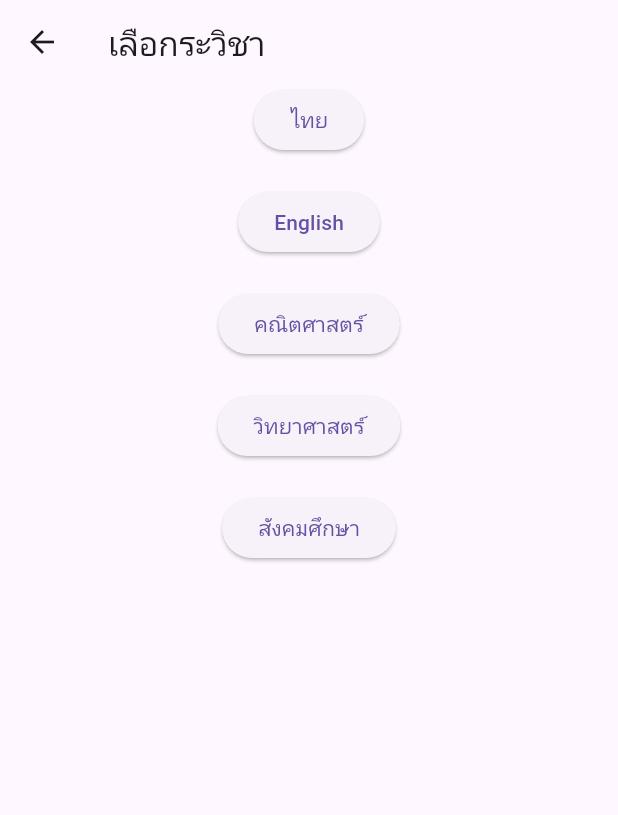
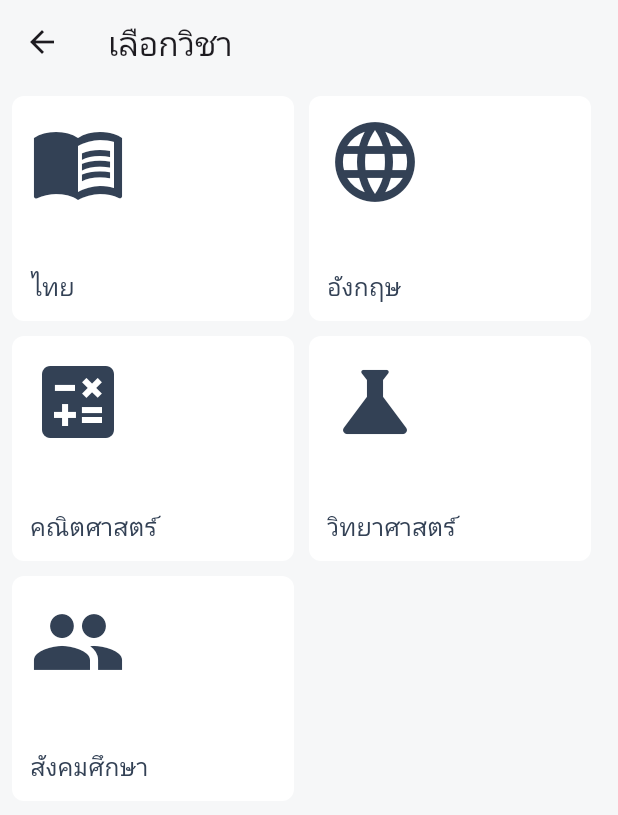
Before and after one commit to tonton-1/exam-practice, a Flutter app: the SubjectSelector screen opened directly with empty values, on a phone screen of 412 x 824 dp. Shown: the top 815 px of the screen. Run offline on Flutter 3.47's test engine with Material 3 defaults, Android fonts, the light colour scheme and no system bars.

Commit message:
Refactor SubjectSelector to use GestureDetector for subject selection and enhance UI with icons and improved layout

```diff
--- a/lib/subject_selector.dart
+++ b/lib/subject_selector.dart
@@ -1,5 +1,16 @@
 import 'package:flutter/material.dart';
 import 'question.dart';
+
+void main() {
+  runApp(
+    MaterialApp(
+      home: SubjectSelector(
+        year: '2567',
+        grade: 'ม.1',
+      ), // Example year and grade
+    ),
+  );
+}
 
 class SubjectSelector extends StatelessWidget {
   final String year;
@@ -9,15 +20,20 @@ class SubjectSelector extends StatelessWidget {
   @override
   Widget build(BuildContext context) {
     return Scaffold(
-      appBar: AppBar(title: Text('เลือกระวิชา')),
-      body: Center(
-        child: Column(
-          spacing: 20,
-          crossAxisAlignment: CrossAxisAlignment.center,
-
+      backgroundColor: Color.fromARGB(255, 246, 247, 248),
+      appBar: AppBar(
+        backgroundColor: Color.fromARGB(255, 246, 247, 248),
+        title: Text('เลือกวิชา'),
+      ),
+      body: Padding(
+        padding: const EdgeInsets.all(8.0),
+        child: Wrap(
+          spacing: 10,
+          runSpacing: 10,
+          alignment: WrapAlignment.spaceBetween,
           children: [
-            ElevatedButton(
-              onPressed: () {
+            GestureDetector(
+              onTap: () {
                 Navigator.push(
                   context,
                   MaterialPageRoute(
@@ -30,10 +46,38 @@ class SubjectSelector extends StatelessWidget {
                   ),
                 );
               },
-              child: Text('ไทย'),
+              child: Container(
+                width:
+                    (MediaQuery.of(context).size.width - 36) /
+                    2, // คำนวณให้พอดี 2 คอลัมน์
+                height: 150,
+                padding: EdgeInsets.all(12),
+                decoration: BoxDecoration(
+                  color: Color.fromARGB(255, 255, 255, 255),
+                  borderRadius: BorderRadius.circular(8),
+                ),
+                child: Column(
+                  crossAxisAlignment: CrossAxisAlignment.start,
+                  children: [
+                    Icon(
+                      Icons.menu_book,
+                      size: 64,
+                      color: Color.fromARGB(255, 51, 65, 85),
+                    ),
+                    Spacer(),
+                    Text(
+                      'ไทย',
+                      style: TextStyle(
+                        color: Color.fromARGB(255, 51, 65, 85),
+                        fontSize: 16,
+                      ),
+                    ),
+                  ],
+                ),
+              ),
             ),
-            ElevatedButton(
-              onPressed: () {
+            GestureDetector(
+              onTap: () {
                 Navigator.push(
                   context,
                   MaterialPageRoute(
@@ -46,10 +90,36 @@ class SubjectSelector extends StatelessWidget {
                   ),
                 );
               },
-              child: Text('English'),
+              child: Container(
+                width: (MediaQuery.of(context).size.width - 36) / 2,
+                height: 150,
+                padding: EdgeInsets.all(12),
+                decoration: BoxDecoration(
+                  color: const Color.fromARGB(255, 255, 255, 255),
+                  borderRadius: BorderRadius.circular(8),
+                ),
+                child: Column(
+                  crossAxisAlignment: CrossAxisAlignment.start,
+                  children: [
+                    Icon(
+                      Icons.language,
+                      size: 64,
+                      color: Color.fromARGB(255, 51, 65, 85),
+                    ),
+                    Spacer(),
+                    Text(
+                      'อังกฤษ',
+                      style: TextStyle(
+                        color: Color.fromARGB(255, 51, 65, 85),
+                        fontSize: 16,
+                      ),
+                    ),
+                  ],
+                ),
+              ),
             ),
-            ElevatedButton(
-              onPressed: () {
+            GestureDetector(
+              onTap: () {
                 Navigator.push(
                   context,
                   MaterialPageRoute(
@@ -62,10 +132,36 @@ class SubjectSelector extends StatelessWidget {
                   ),
                 );
               },
-              child: Text('คณิตศาสตร์'),
+              child: Container(
+                width: (MediaQuery.of(context).size.width - 36) / 2,
+                height: 150,
+                padding: EdgeInsets.all(12),
+                decoration: BoxDecoration(
+                  color: const Color.fromARGB(255, 255, 255, 255),
+                  borderRadius: BorderRadius.circular(8),
+                ),
+                child: Column(
+                  crossAxisAlignment: CrossAxisAlignment.start,
+                  children: [
+                    Icon(
+                      Icons.calculate,
+                      size: 64,
+                      color: Color.fromARGB(255, 51, 65, 85),
+                    ),
+                    Spacer(),
+                    Text(
+                      'คณิตศาสตร์',
+                      style: TextStyle(
+                        color: Color.fromARGB(255, 51, 65, 85),
+                        fontSize: 16,
+                      ),
+                    ),
+                  ],
+                ),
+              ),
             ),
-            ElevatedButton(
-              onPressed: () {
+            GestureDetector(
+              onTap: () {
                 Navigator.push(
                   context,
                   MaterialPageRoute(
@@ -78,10 +174,36 @@ class SubjectSelector extends StatelessWidget {
                   ),
                 );
               },
-              child: Text('วิทยาศาสตร์'),
+              child: Container(
+                width: (MediaQuery.of(context).size.width - 36) / 2,
+                height: 150,
+                padding: EdgeInsets.all(12),
+                decoration: BoxDecoration(
+                  color: const Color.fromARGB(255, 255, 255, 255),
+                  borderRadius: BorderRadius.circular(8),
+                ),
+                child: Column(
+                  crossAxisAlignment: CrossAxisAlignment.start,
+                  children: [
+                    Icon(
+                      Icons.science,
+                      size: 64,
+                      color: Color.fromARGB(255, 51, 65, 85),
+                    ),
+                    Spacer(),
+                    Text(
+                      'วิทยาศาสตร์',
+                      style: TextStyle(
+                        color: Color.fromARGB(255, 51, 65, 85),
+                        fontSize: 16,
+                      ),
+                    ),
+                  ],
+                ),
+              ),
             ),
-            ElevatedButton(
-              onPressed: () {
+            GestureDetector(
+              onTap: () {
                 Navigator.push(
                   context,
                   MaterialPageRoute(
@@ -94,7 +216,33 @@ class SubjectSelector extends StatelessWidget {
                   ),
                 );
               },
-              child: Text('สังคมศึกษา'),
+              child: Container(
+                width: (MediaQuery.of(context).size.width - 36) / 2,
+                height: 150,
+                padding: EdgeInsets.all(12),
+                decoration: BoxDecoration(
+                  color: const Color.fromARGB(255, 255, 255, 255),
+                  borderRadius: BorderRadius.circular(8),
+                ),
+                child: Column(
+                  crossAxisAlignment: CrossAxisAlignment.start,
+                  children: [
+                    Icon(
+                      Icons.people,
+                      size: 64,
+                      color: Color.fromARGB(255, 51, 65, 85),
+                    ),
+                    Spacer(),
+                    Text(
+                      'สังคมศึกษา',
+                      style: TextStyle(
+                        color: Color.fromARGB(255, 51, 65, 85),
+                        fontSize: 16,
+                      ),
+                    ),
+                  ],
+                ),
+              ),
             ),
           ],
         ),
```
